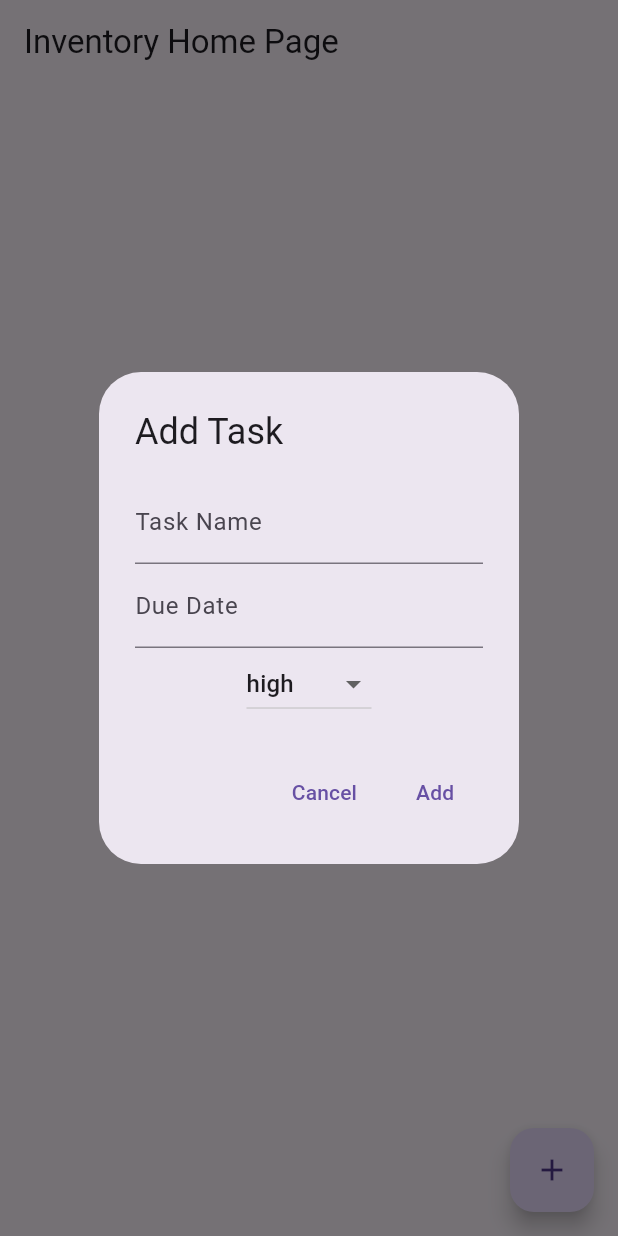
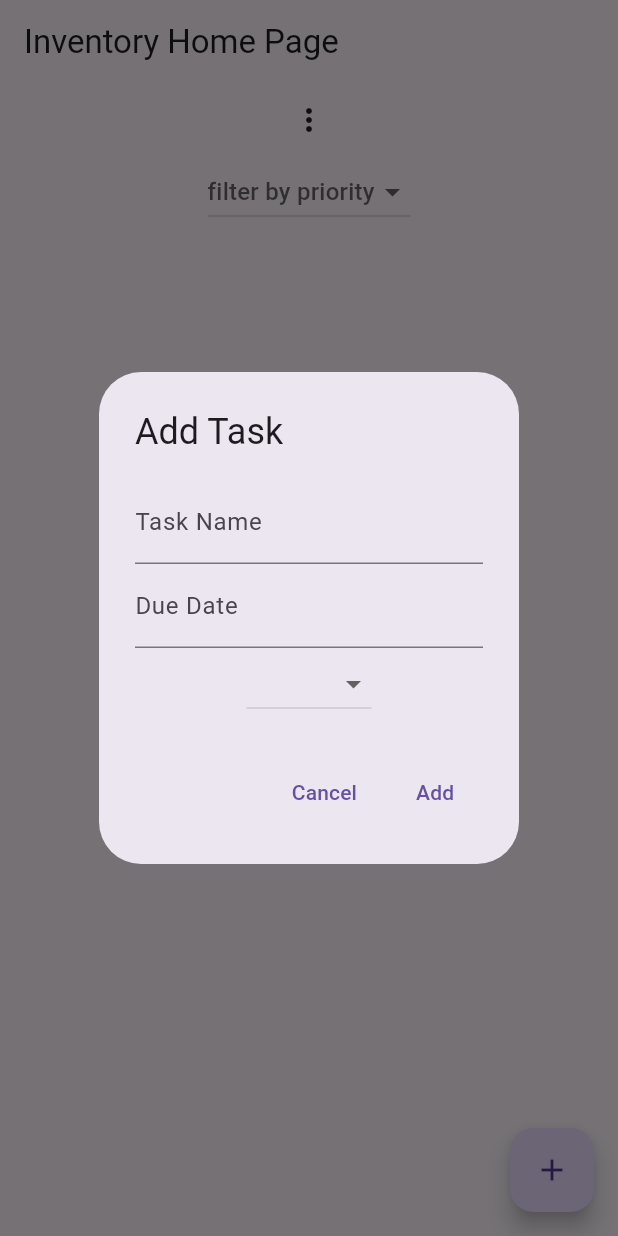
Before and after one commit to divory2/cw6, a Flutter app: the screen it shows after launch, after a tap on the "add" icon, on a phone screen of 412 x 824 dp. Run offline on Flutter 3.47's test engine with Material 3 defaults, Android fonts, the light colour scheme and no system bars; our stand-ins replace cloud_firestore, firebase_core; accounts and stored records are empty.

Commit message:
added the filter dropdown menu and queried snapshot to filter based on desired priority

```diff
--- a/lib/main.dart
+++ b/lib/main.dart
@@ -34,10 +34,11 @@ class InventoryHomePage extends StatefulWidget {
 
 class _InventoryHomePageState extends State<InventoryHomePage> {
   final FirebaseFirestore _firestore = FirebaseFirestore.instance;
-  static const List<String> dropdownmenuList = <String> ['high','medium','low'];
+  static const List<String> dropdownmenuList = <String> ['','high','medium','low',];
   Map<String, bool> selectedTaskList = {};
   List <String> checked = [];
   List<String> unchecked=[];
+  String? _filterPriority;
 
   void _selectedTask(bool ?status, String name,String id){
    selectedTaskList[name]= status??false;
@@ -65,31 +66,144 @@ class _InventoryHomePageState extends State<InventoryHomePage> {
                 });
 
   }
+  String _sortOrder= 'none';
+   String dropDownMenuValue = dropdownmenuList.first;
   @override
   Widget build(BuildContext context) {
     return Scaffold(
       appBar: AppBar(
         title: Text(widget.title),
+
       ),
-      body: StreamBuilder(
-        stream: _firestore.collection('checkList').snapshots(),
+
+
+      body:Column(
+        children: [
+          PopupMenuButton(itemBuilder: (context)=>
+          [
+            PopupMenuItem(value: "High to Low",child:
+                            Text("High to Low"),),
+            PopupMenuItem(value: "Low to High",child:
+                            Text("Low to High"),),
+                          PopupMenuItem(value: "Due Date To Earliest",child:
+                            Text("Due Date To Earliest"),),
+                          PopupMenuItem(value: "Due Date To Latest",child:
+                            Text("Due Date To Latest"),),
+                           PopupMenuItem(value: "Incomplet To Completed",child:
+                            Text("Incomplet To Completed"),),
+                          PopupMenuItem(value: "Complet To Incompleted",child:
+                            Text("Complet To Incompleted"),),
+
+
+          ],
+          onSelected: (String value) {
+            setState(() {
+              _sortOrder = value;
+            });
+          },
+          ),
+          SizedBox(width: 20,),
+           DropdownButton<String>(
+                hint: Text("filter by priority"),
+                value: _filterPriority,
+                items: dropdownmenuList.map<DropdownMenuItem<String>>((String value){
+                      return DropdownMenuItem<String>(value: value, child:
+                      Text(value));
+                }).toList(),
+
+
+
+                onChanged: (String? value) {
+                  setState(() {
+                    _filterPriority = value!;
+
+                  });
+
+                 },
+
+
+                ),
+           Expanded(
+        child:
+          StreamBuilder(
+        stream: _filterPriority == ''
+    ? _firestore.collection('checkList').snapshots()
+    : _firestore
+        .collection('checkList')
+        .where('priority', isEqualTo: _filterPriority)
+        .snapshots(),
         builder: (context, AsyncSnapshot<QuerySnapshot> snapshot) {
+            var docs = snapshot.data!.docs;
           if (snapshot.connectionState == ConnectionState.waiting) {
             return Center(child: CircularProgressIndicator());
           }
           if (!snapshot.hasData || snapshot.data!.docs.isEmpty) {
             return Center(child: Text('No inventory items available.'));
           }
-            var docs = snapshot.data!.docs;
+
           selectedTaskList = {
             for (var doc in docs)
               (doc.data() as Map<String, dynamic>)['name']: (doc.data() as Map<String, dynamic>)['completionstatus'] ?? false
           };
 
+          if(_sortOrder == "High to Low"){
+
+            docs.sort((a, b) {
+              int sortedAval = (a.data()as Map<String,dynamic>)['priority_value']??0;
+              int sortedBval = (b.data()as Map<String,dynamic>)['priority_value']??0;
+              return sortedBval.compareTo(sortedAval);
+            },);
+
+          }
+          else if(_sortOrder == "Low to High"){
+
+            docs.sort((a, b) {
+              int sortedAval = (a.data()as Map<String,dynamic>)['priority_value']??0;
+              int sortedBval = (b.data()as Map<String,dynamic>)['priority_value']??0;
+              return sortedAval.compareTo(sortedBval);
+            },);
+
+          }
+          else if(_sortOrder == "Due Date To Earliest"){
+            docs.sort((a, b) {
+              Timestamp sortedAval = (a.data()as Map<String,dynamic>)['dueDate'];
+              Timestamp sortedBval = (b.data()as Map<String,dynamic>)['dueDate'];
+              DateTime dateA = sortedAval.toDate();
+              DateTime dateB = sortedBval.toDate();
+              return dateA.compareTo(dateB);
+            },);
+
+          }else if(_sortOrder == "Due Date To Latest"){
+            docs.sort((a, b) {
+              Timestamp sortedAval = (a.data()as Map<String,dynamic>)['dueDate'];
+              Timestamp sortedBval = (b.data()as Map<String,dynamic>)['dueDate'];
+              DateTime dateA = sortedAval.toDate();
+              DateTime dateB = sortedBval.toDate();
+              return dateB.compareTo(dateA);
+            },);
+
+          }
+          else if(_sortOrder == "Incomplet To Completed"){
+            docs.sort((a, b) {
+              bool sortedAval = (a.data()as Map<String,dynamic>)['completionstatus']??false;
+              bool sortedBval = (b.data()as Map<String,dynamic>)['completionstatus']??false;
+              return sortedAval.toString().compareTo(sortedBval.toString());
+            },);
+
+          }
+          else if(_sortOrder == "Complet To Incompleted"){
+            docs.sort((a, b) {
+              bool sortedAval = (a.data()as Map<String,dynamic>)['completionstatus']??false;
+              bool sortedBval = (b.data()as Map<String,dynamic>)['completionstatus']??false;
+              return sortedBval.toString().compareTo(sortedAval.toString());
+            },);
+
+          }
+
 
 
           return ListView(
-            children: snapshot.data!.docs.map((doc) {
+            children: docs.map((doc) {
               var data = doc.data() as Map<String, dynamic>;
               var taskName = data['name'];
               return ListTile(
@@ -109,11 +223,22 @@ class _InventoryHomePageState extends State<InventoryHomePage> {
           );
         },
       ),
+
+
+      ),
+      ]
+
+
+
+
+
+      ),
       floatingActionButton: FloatingActionButton(
         onPressed: _addItem,
         tooltip: 'Add Task',
         child: Icon(Icons.add),
       ),
+
     );
   }
 
```
